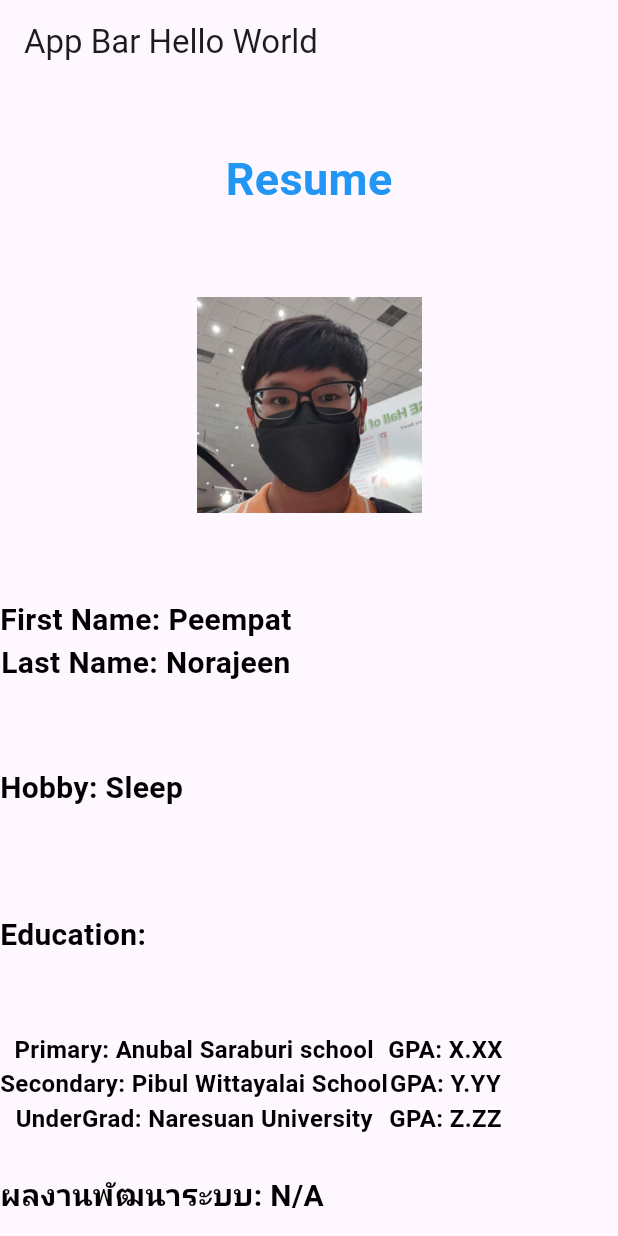
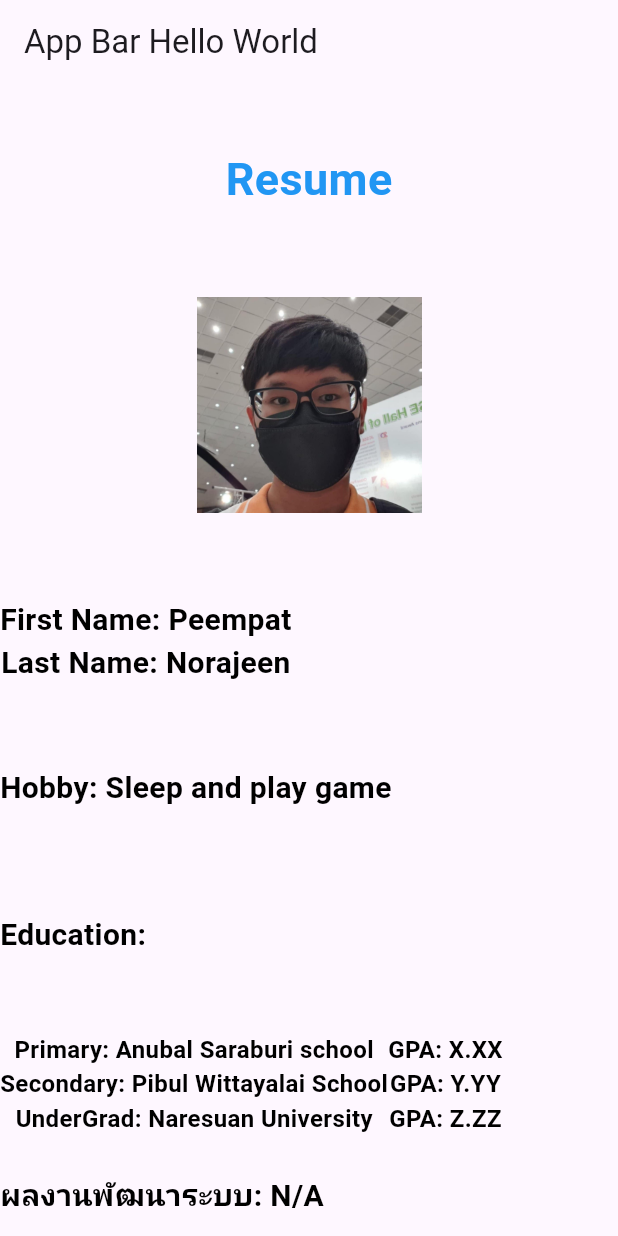
Before and after one commit to ReZill392/MbApp1, a Flutter app: the screen it shows after launch, on a phone screen of 412 x 824 dp. Run offline on Flutter 3.47's test engine with Material 3 defaults, Android fonts, the phone set to English and light mode, and no system bars.

Commit message:
ChangeHobby

```diff
--- a/flutter_application_1/lib/main.dart
+++ b/flutter_application_1/lib/main.dart
@@ -75,7 +75,7 @@ class MyHomePage extends StatelessWidget {
           ),
           SizedBox(height: 5),
           Row(children: [
-            Text('Hobby: Sleep',style: TextStyle(
+            Text('Hobby: Sleep and play game',style: TextStyle(
                   fontSize: 20,
                   fontWeight: FontWeight.bold,
                   color: Color.fromARGB(255, 0, 0, 0))
```
